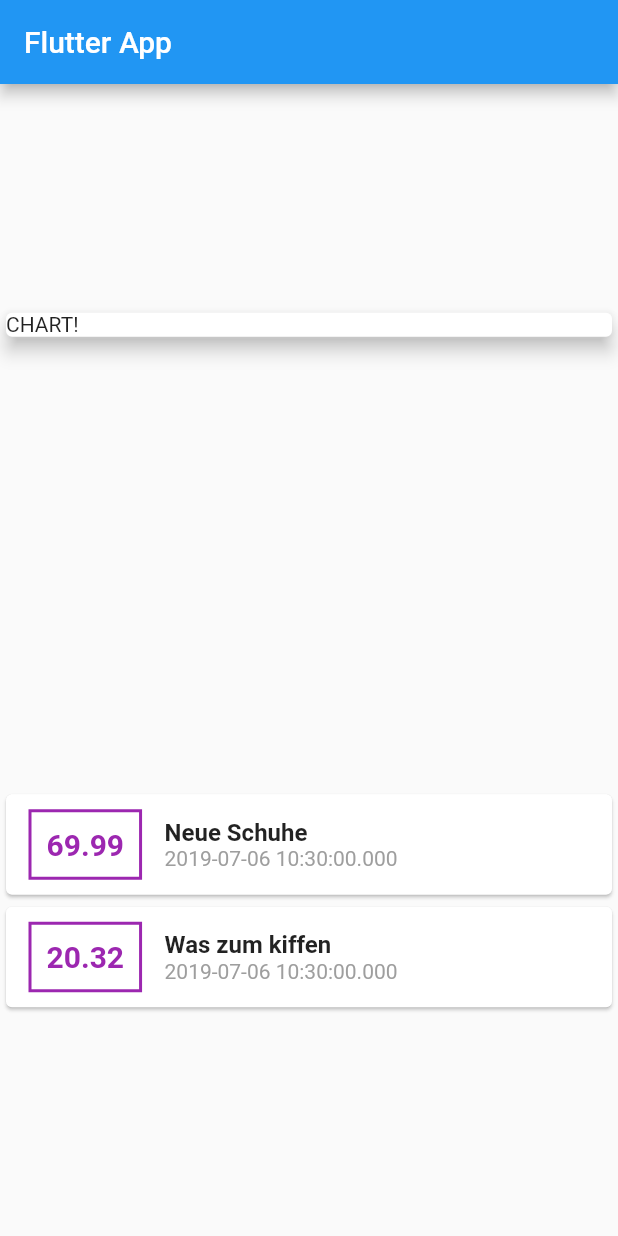
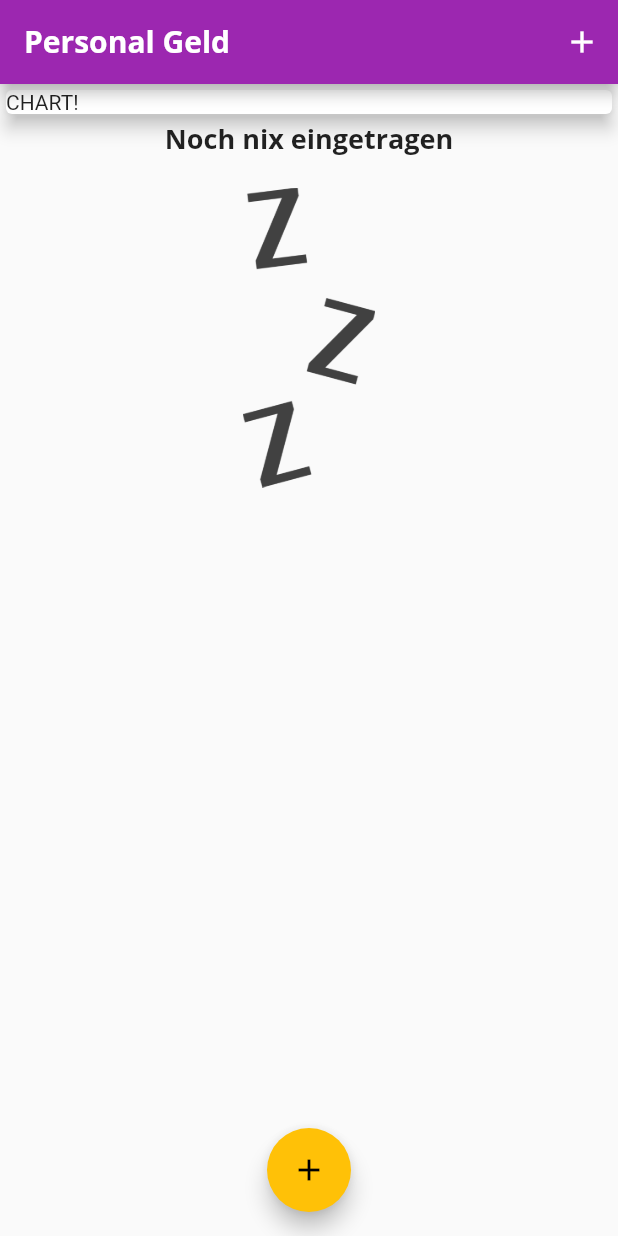
Before and after one commit to timo2k/flutter-expenses-app, a Flutter app: the screen it shows after launch, on a phone screen of 412 x 824 dp. Run offline on Flutter 3.47's test engine with Material 2 defaults, Android fonts, the phone set to English and light mode, and no system bars; Roboto replaces fonts that are missing (Open Sans).

Commit message:
scollable lists, chart stuff, custom fonts

```diff
--- a/lib/main.dart
+++ b/lib/main.dart
@@ -1,6 +1,8 @@
 import 'package:flutter/material.dart';
 
-import './transaction.dart';
+import './widgets/transaction_list.dart';
+import './widgets/new_transaction.dart';
+import './models/transaction.dart';
 
 void main() => runApp(MyApp());
 
@@ -8,36 +10,101 @@ class MyApp extends StatelessWidget {
   @override
   Widget build(BuildContext context) {
     return MaterialApp(
-      title: 'Flutter Demo',
+      title: 'Personal Geld',
+      theme: ThemeData(
+        primarySwatch: Colors.purple,
+        accentColor: Colors.amber,
+        fontFamily: 'Quicksand',
+        textTheme: ThemeData.light().textTheme.copyWith(
+              title: TextStyle(
+                fontFamily: 'OpenSans',
+                fontWeight: FontWeight.bold,
+                fontSize: 18,
+              ),
+            ),
+        appBarTheme: AppBarTheme(
+          textTheme: ThemeData.light().textTheme.copyWith(
+                  title: TextStyle(
+                fontFamily: 'OpenSans',
+                fontSize: 20,
+                fontWeight: FontWeight.bold,
+              )),
+        ),
+      ),
+      debugShowCheckedModeBanner: false,
       home: MyHomePage(),
     );
   }
 }
 
-class MyHomePage extends StatelessWidget {
-  final List<Transaction> transactions = [
-    Transaction(
-      id: 't1',
-      title: 'Neue Schuhe',
-      amount: 69.99,
+class MyHomePage extends StatefulWidget {
+  // String titleInput;
+  // String amountInput;
+
+  @override
+  _MyHomePageState createState() => _MyHomePageState();
+}
+
+class _MyHomePageState extends State<MyHomePage> {
+  final List<Transaction> _userTransactions = [
+    // Transaction(
+    //   id: 't1',
+    //   title: 'Neue Schuhe',
+    //   amount: 69.99,
+    //   date: DateTime.now(),
+    // ),
+    // Transaction(
+    //   id: 't2',
+    //   title: 'Was zum kiffen',
+    //   amount: 20.32,
+    //   date: DateTime.now(),
+    // ),
+  ];
+
+  void _addNewTransaction(String txTitle, double txAmount) {
+    final newTx = Transaction(
+      title: txTitle,
+      amount: txAmount,
       date: DateTime.now(),
-    ),
-    Transaction(
-      id: 't2',
-      title: 'Was zum kiffen',
-      amount: 20.32,
-      date: DateTime.now(),
-    ),
-  ];
+      id: DateTime.now().toString(),
+    );
+
+    setState(() {
+      _userTransactions.add(newTx);
+    });
+  }
+
+  void _startAddNewTransaction(BuildContext ctx) {
+    showModalBottomSheet(
+      context: ctx,
+      builder: (_) {
+        return GestureDetector(
+          onTap: () {},
+          child: NewTransaction(_addNewTransaction),
+          behavior: HitTestBehavior.opaque,
+        );
+      },
+    );
+  }
 
   @override
   Widget build(BuildContext context) {
     return Scaffold(
       appBar: AppBar(
-        title: Text('Flutter App'),
+        title: Text(
+          'Personal Geld',
+          style: TextStyle(fontFamily: 'Open Sans'),
         ),
-      body: Column(
-        mainAxisAlignment: MainAxisAlignment.spaceAround,
+        actions: <Widget>[
+          IconButton(
+            icon: Icon(Icons.add),
+            onPressed: () => _startAddNewTransaction(context),
+          )
+        ],
+      ),
+      body: SingleChildScrollView(
+        child: Column(
+          // mainAxisAlignment: MainAxisAlignment.start,
           children: <Widget>[
             Container(
               width: double.infinity,
@@ -46,56 +113,14 @@ class MyHomePage extends StatelessWidget {
                 elevation: 5,
               ),
             ),
-          Column(
-            children: transactions.map((tx) {
-              return Card(
-                child: Row(
-                  children: <Widget>[
-                    Container(
-                      margin: EdgeInsets.symmetric(
-                        vertical: 10,
-                        horizontal: 15,
-                      ),
-                      padding: EdgeInsets.all(10),
-                      decoration: BoxDecoration(
-                        border: Border.all(
-                          color: Colors.purple,
-                          width: 2,
+            TransactionList(_userTransactions),
+          ],
         ),
       ),
-                      child: Text(
-                        tx.amount.toString(),
-                        style: TextStyle(
-                          fontWeight: FontWeight.bold,
-                          fontSize: 20,
-                          color: Colors.purple,
-                        ),
-                      ),
-                    ),
-                    Column(
-                      crossAxisAlignment: CrossAxisAlignment.start,
-                      children: <Widget>[
-                        Text(
-                          tx.title,
-                          style: TextStyle(
-                            fontSize: 16,
-                            fontWeight: FontWeight.bold,
-                          ),
-                        ),
-                        Text(
-                          tx.date.toString(),
-                          style: TextStyle(
-                            color: Colors.grey,
-                          ),
-                        ),
-                      ],
-                    ),
-                  ],
-                ),
-              );
-            }).toList(),
-          ),
-        ],
+      floatingActionButtonLocation: FloatingActionButtonLocation.centerFloat,
+      floatingActionButton: FloatingActionButton(
+        child: Icon(Icons.add),
+        onPressed: () => _startAddNewTransaction(context),
       ),
     );
   }
--- /dev/null
+++ b/lib/widgets/transaction_list.dart
@@ -0,0 +1,84 @@
+import 'package:flutter/cupertino.dart';
+import 'package:flutter/material.dart';
+import "package:intl/intl.dart";
+
+import '../models/transaction.dart';
+
+class TransactionList extends StatelessWidget {
+  final List<Transaction> transactions;
+
+  TransactionList(this.transactions);
+
+  @override
+  Widget build(BuildContext context) {
+    return Container(
+      height: 300,
+      child: transactions.isEmpty
+          ? Column(
+              children: <Widget>[
+                Text(
+                  'Noch nix eingetragen',
+                  style: Theme.of(context).textTheme.title,
+                ),
+                SizedBox(
+                  height: 20,
+                ),
+                Container(
+                  height: 200,
+                  child: Image.asset(
+                    'assets/images/waiting.png',
+                    fit: BoxFit.cover,
+                  ),
+                )
+              ],
+            )
+          : ListView.builder(
+              itemBuilder: (ctx, index) {
+                return Card(
+                  child: Row(
+                    children: <Widget>[
+                      Container(
+                        margin: EdgeInsets.symmetric(
+                          vertical: 10,
+                          horizontal: 15,
+                        ),
+                        padding: EdgeInsets.all(10),
+                        decoration: BoxDecoration(
+                          border: Border.all(
+                            color: Theme.of(context).primaryColor,
+                            width: 2,
+                          ),
+                        ),
+                        child: Text(
+                          '\$ ${transactions[index].amount.toStringAsFixed(2)}',
+                          style: TextStyle(
+                            fontWeight: FontWeight.bold,
+                            fontSize: 20,
+                            color: Theme.of(context).primaryColor,
+                          ),
+                        ),
+                      ),
+                      Column(
+                        crossAxisAlignment: CrossAxisAlignment.start,
+                        children: <Widget>[
+                          Text(
+                            transactions[index].title,
+                            style: Theme.of(context).textTheme.title,
+                          ),
+                          Text(
+                            DateFormat.yMMMd().format(transactions[index].date),
+                            style: TextStyle(
+                              color: Colors.grey,
+                            ),
+                          ),
+                        ],
+                      ),
+                    ],
+                  ),
+                );
+              },
+              itemCount: transactions.length,
+            ),
+    );
+  }
+}
```
Also changed, not shown: lib/widgets/chart.dart (added, +40 -0 lines), lib/widgets/new_transaction.dart (added, +64 -0 lines), pubspec.yaml (+14 -8 lines), assets/fonts/OpenSans-Bold.ttf (added), assets/fonts/OpenSans-Regular.ttf (added), assets/fonts/Quicksand-Bold.ttf (added), assets/fonts/Quicksand-Light.ttf (added), assets/fonts/Quicksand-Medium.ttf (added), assets/fonts/Quicksand-Regular.ttf (added), assets/images/waiting.png (added), lib/models/transaction.dart (renamed from lib/transaction.dart), pubspec.lock. Lines whose indentation alone changed are shown as unchanged.
